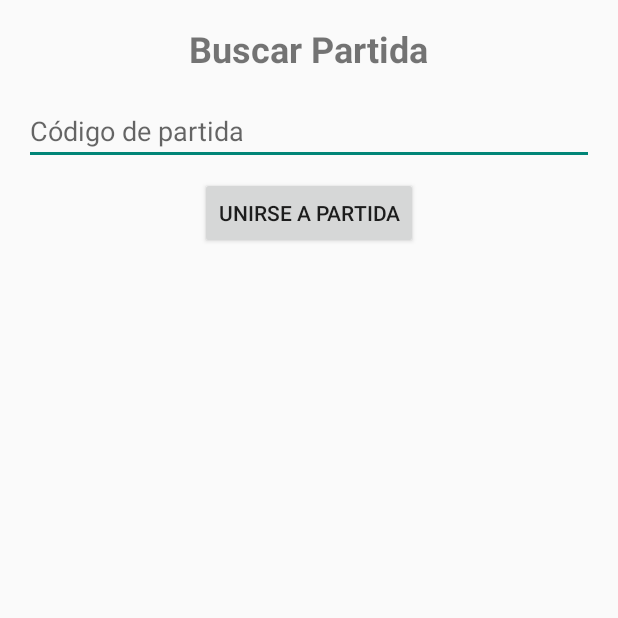
After one commit to John314-g/serpienteandescaleras, an Android app: the BuscarPartidaActivity screen opened directly, with no data from a screen before it, on a phone screen of 412 x 824 dp, the top half of it. The commit adds this screen. Run offline under Robolectric (Android 15) with nearby library versions, the phone set to English and light mode, and no system bars.

Commit message:
buscar partida

```diff
--- a/app/src/main/AndroidManifest.xml
+++ b/app/src/main/AndroidManifest.xml
@@ -22,6 +22,9 @@
         <activity
             android:name=".RegistroActivity"
             android:exported="false" />
+        <activity
+            android:name=".BuscarPartidaActivity"
+            android:exported="false" />
 
         <!-- Actividad JuegoActivity, esta es la principal -->
         <activity
--- /dev/null
+++ b/app/src/main/java/com/ud/serpientesescalerasmvvm/BuscarPartidaActivity.kt
@@ -0,0 +1,11 @@
+package com.ud.serpientesescalerasmvvm
+
+import android.os.Bundle
+import androidx.appcompat.app.AppCompatActivity
+
+class BuscarPartidaActivity : AppCompatActivity() {
+    override fun onCreate(savedInstanceState: Bundle?) {
+        super.onCreate(savedInstanceState)
+        setContentView(R.layout.activity_buscar_partida)
+    }
+}
--- a/app/src/main/java/com/ud/serpientesescalerasmvvm/ComienzoActivity.kt
+++ b/app/src/main/java/com/ud/serpientesescalerasmvvm/ComienzoActivity.kt
@@ -24,5 +24,12 @@ class ComienzoActivity : AppCompatActivity() {
             startActivity(intent)
         }
 
+        val btnBuscar = findViewById<Button>(R.id.btnBuscar)
+
+        btnBuscar.setOnClickListener {
+            val intent = Intent(this, BuscarPartidaActivity::class.java)
+            startActivity(intent)
+        }
+
     }
 }
--- /dev/null
+++ b/app/src/main/res/layout/activity_buscar_partida.xml
@@ -0,0 +1,39 @@
+<?xml version="1.0" encoding="utf-8"?>
+<LinearLayout xmlns:android="http://schemas.android.com/apk/res/android"
+    android:layout_width="match_parent"
+    android:layout_height="match_parent"
+    android:orientation="vertical"
+    android:padding="16dp">
+
+    <TextView
+        android:layout_width="wrap_content"
+        android:layout_height="wrap_content"
+        android:text="Buscar Partida"
+        android:textSize="24sp"
+        android:textStyle="bold"
+        android:layout_gravity="center_horizontal"
+        android:layout_marginBottom="16dp"/>
+
+    <EditText
+        android:id="@+id/editTextCodigoPartida"
+        android:layout_width="match_parent"
+        android:layout_height="wrap_content"
+        android:hint="Código de partida"
+        android:inputType="text"
+        android:layout_marginBottom="8dp"/>
+
+    <Button
+        android:id="@+id/buttonUnirse"
+        android:layout_width="wrap_content"
+        android:layout_height="wrap_content"
+        android:text="Unirse a partida"
+        android:layout_gravity="center_horizontal"/>
+
+    <ProgressBar
+        android:id="@+id/progressBar"
+        android:layout_width="wrap_content"
+        android:layout_height="wrap_content"
+        android:layout_gravity="center_horizontal"
+        android:visibility="gone"/>
+
+</LinearLayout>
```
